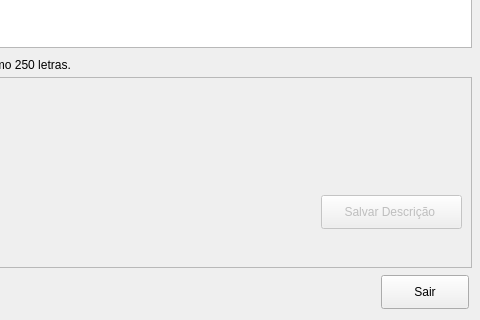
First picture: the form in stockcontrol.ui, repository bedi1982/Oficina, before the edit; both pictures show x 419 to 899 and y 335 to 655 of the 899 by 655 pixel window.
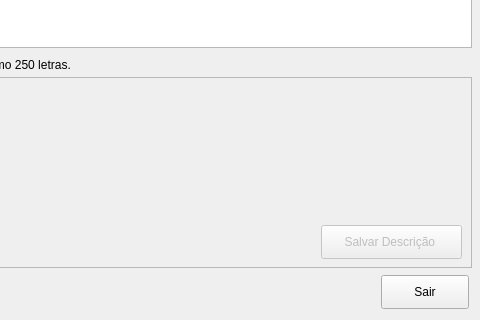
Second picture: the form after the edit.

```diff
--- a/stockcontrol.ui
+++ b/stockcontrol.ui
@@ -103,7 +103,7 @@
    <property name="geometry">
     <rect>
      <x>740</x>
-     <y>530</y>
+     <y>560</y>
      <width>141</width>
      <height>34</height>
     </rect>
```
Left out of the diff: 3 changed lines with no effect on the pictures.
